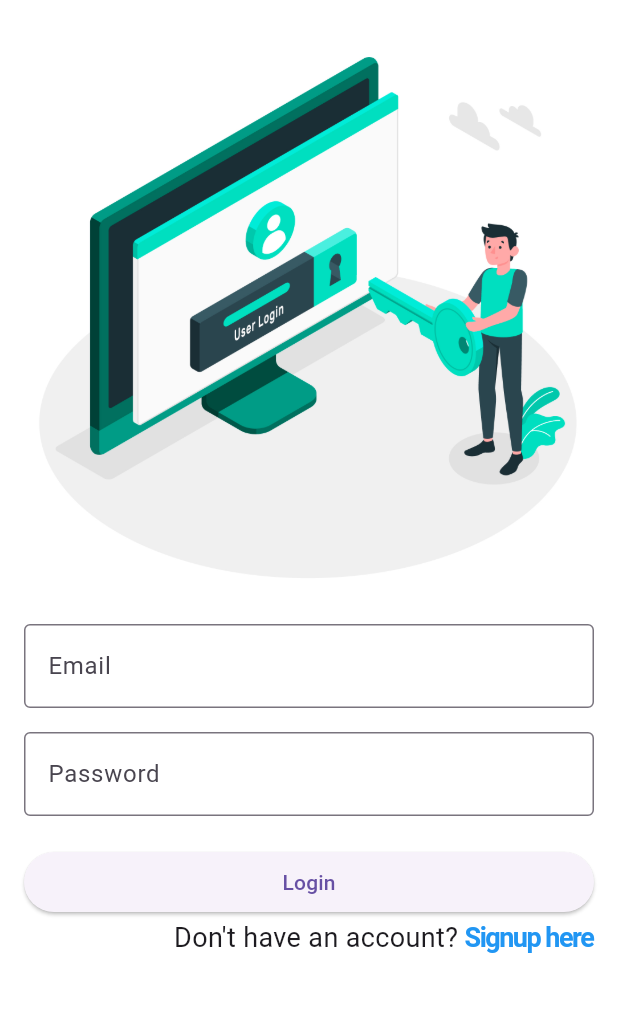
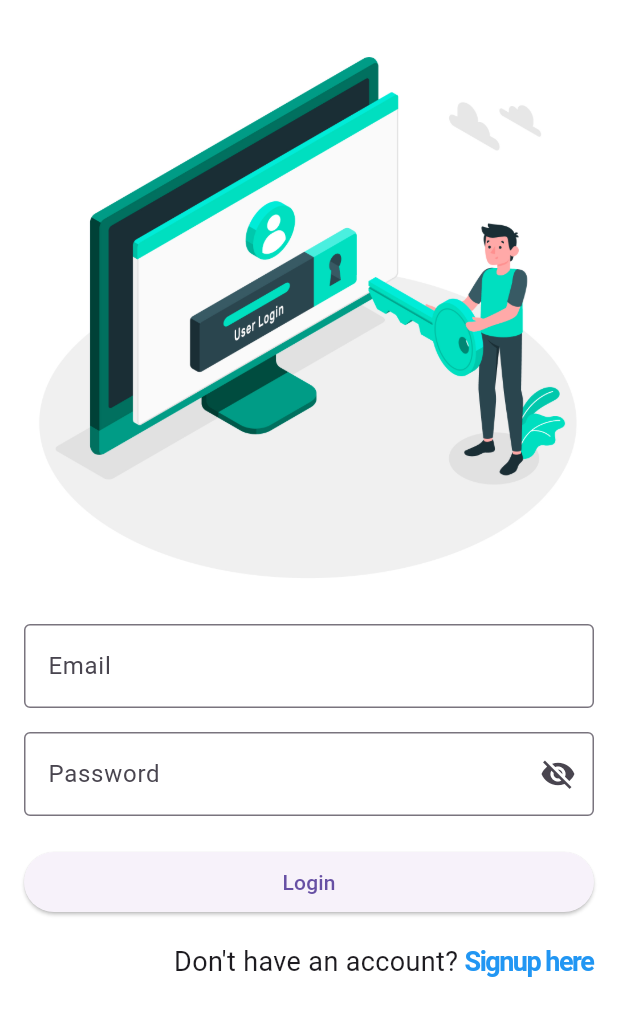
Before and after one commit to DangThangHalowwin09/Role-Based-Login, a Flutter app: the screen it shows after launch, after a tap on "Signup here", after a tap on "Login here", on a phone screen of 412 x 824 dp. Shown: the top 1016 px of the screen. Run offline on Flutter 3.47's test engine with Material 3 defaults, Android fonts, the phone set to English and light mode, and no system bars; our stand-ins replace cloud_firestore, firebase_auth, firebase_core; accounts and stored records are empty; network calls fail.

Commit message:
update code

```diff
--- a/lib/View/login.dart
+++ b/lib/View/login_screen.dart
@@ -1,8 +1,8 @@
 // This screen handles user login with email and password
 import 'package:flutter/material.dart';
-import 'package:role_based_login/View/home.dart';
-import 'package:role_based_login/View/signup.dart';
-import 'package:role_based_login/auth_service.dart';
+import 'package:role_based_login/View/home_screen.dart';
+import 'package:role_based_login/View/signup_screen.dart';
+import 'package:role_based_login/Service/auth_service.dart';
 
 class LoginScreen extends StatefulWidget {
   const LoginScreen({super.key});
@@ -58,6 +58,8 @@ class _LoginScreenState extends State<LoginScreen> {
     }
   }
 
+  bool isPasswordHidden = true;
+
   @override
   Widget build(BuildContext context) {
     return Scaffold(
@@ -81,9 +83,21 @@ class _LoginScreenState extends State<LoginScreen> {
               // Input for password
               TextField(
                 controller: _passwordController,
-                decoration: const InputDecoration(
+                decoration: InputDecoration(
                   labelText: 'Password',
-                  border: OutlineInputBorder(),
+                  border: const OutlineInputBorder(),
+                  suffixIcon: IconButton(
+                    onPressed: () {
+                      setState(() {
+                        isPasswordHidden = !isPasswordHidden;
+                      });
+                    },
+                    icon: Icon(
+                      isPasswordHidden
+                          ? Icons.visibility_off
+                          : Icons.visibility,
+                    ),
+                  ),
                 ),
                 obscureText: true, // Hide password
               ),
@@ -98,7 +112,8 @@ class _LoginScreenState extends State<LoginScreen> {
                         child: const Text('Login'),
                       ),
                     ),
-              // Navigation to SignupScreen
+
+              const SizedBox(height: 16),
               Row(
                 mainAxisAlignment: MainAxisAlignment.end,
                 children: [
--- a/lib/View/signup.dart
+++ b/lib/View/signup_screen.dart
@@ -1,6 +1,6 @@
 import 'package:flutter/material.dart';
-import 'package:role_based_login/View/login.dart';
-import 'package:role_based_login/auth_service.dart';
+import 'package:role_based_login/View/login_screen.dart';
+import 'package:role_based_login/Service/auth_service.dart';
 
 class SignupScreen extends StatefulWidget {
   const SignupScreen({super.key});
@@ -20,6 +20,7 @@ class _SignupScreenState extends State<SignupScreen> {
 
   String _selectedRole = 'User'; // Default selected role for dropdown
   bool _isLoading = false; // To show loading spinner during signup
+  bool isPasswordHidden = true;
 
   // Signup function to handle user registration
   void _signup() async {
@@ -89,11 +90,23 @@ class _SignupScreenState extends State<SignupScreen> {
               // Input for password
               TextField(
                 controller: _passwordController,
-                decoration: const InputDecoration(
+                decoration: InputDecoration(
                   labelText: 'Password',
-                  border: OutlineInputBorder(),
+                  border: const OutlineInputBorder(),
+                  suffixIcon: IconButton(
+                     onPressed: () {
+                      setState(() {
+                        isPasswordHidden = !isPasswordHidden;
+                      });
+                    },
+                    icon: Icon(
+                      isPasswordHidden
+                          ? Icons.visibility_off
+                          : Icons.visibility,
+                    ),
+                  ),
                 ),
-                obscureText: true, // Hide the password
+                obscureText: isPasswordHidden, // Hide the password
               ),
               const SizedBox(height: 16),
               // Dropdown for selecting role
--- a/lib/main.dart
+++ b/lib/main.dart
@@ -1,9 +1,7 @@
 import 'package:firebase_core/firebase_core.dart';
 import 'package:flutter/material.dart';
-import 'package:role_based_login/View/home.dart';
-import 'package:role_based_login/View/signup.dart';
 import 'package:role_based_login/firebase_options.dart';
-import 'View/login.dart';
+import 'View/login_screen.dart';
 
 void main() async {
   WidgetsFlutterBinding.ensureInitialized();
@@ -12,20 +10,15 @@ void main() async {
   );
   runApp(const MyApp());
 }
+
 class MyApp extends StatelessWidget {
   const MyApp({super.key});
 
   @override
   Widget build(BuildContext context) {
-    return MaterialApp(
+    return const MaterialApp(
       debugShowCheckedModeBanner: false,
-      initialRoute: '/',
-      routes: {
-        '/': (context) => const LoginScreen(),
-        '/signup': (context) => const SignupScreen(),
-        '/admin': (context) => const AdminScreen(),
-        '/user': (context) => const UserScreen(),
-      },
+      home: LoginScreen(),
     );
   }
 }
```
Also changed, not shown: lib/View/home_screen.dart (renamed from lib/View/home.dart, +7 -1 lines), assets/6333204.jpg (added), assets/Mobile-login-Cristina.jpg (deleted), lib/Service/auth_service.dart (renamed from lib/auth_service.dart).
